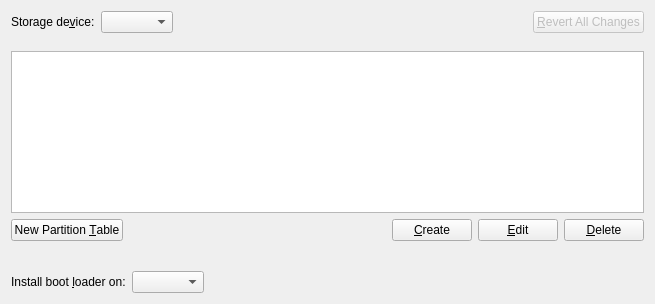
The window that src/modules/partition/gui/PartitionPage.ui (dagodax/calamares) describes before a commit, drawn with Qt 5.
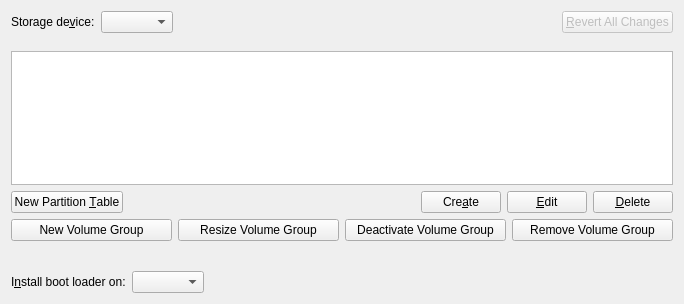
The same window after the commit. Custom widgets are drawn as their Qt base class.

Commit message: merge 3.2.2 LVM options added, if kpmcore git is used grubconf added luks boot partition options cmake alls altered

Patch:
```diff
--- a/src/modules/partition/gui/PartitionPage.ui
+++ b/src/modules/partition/gui/PartitionPage.ui
@@ -6,7 +6,7 @@
    <rect>
     <x>0</x>
     <y>0</y>
-    <width>655</width>
+    <width>684</width>
     <height>304</height>
    </rect>
   </property>
@@ -104,7 +104,7 @@
      <item>
       <widget class="QPushButton" name="createButton">
        <property name="text">
-        <string>&amp;Create</string>
+        <string>Cre&amp;ate</string>
        </property>
       </widget>
      </item>
@@ -124,6 +124,38 @@
      </item>
     </layout>
    </item>
+   <item>
+    <layout class="QHBoxLayout" name="horizontalLayout_4">
+     <item>
+      <widget class="QPushButton" name="newVolumeGroupButton">
+       <property name="text">
+        <string>New Volume Group</string>
+       </property>
+      </widget>
+     </item>
+     <item>
+      <widget class="QPushButton" name="resizeVolumeGroupButton">
+       <property name="text">
+        <string>Resize Volume Group</string>
+       </property>
+      </widget>
+     </item>
+     <item>
+      <widget class="QPushButton" name="deactivateVolumeGroupButton">
+       <property name="text">
+        <string>Deactivate Volume Group</string>
+       </property>
+      </widget>
+     </item>
+     <item>
+      <widget class="QPushButton" name="removeVolumeGroupButton">
+       <property name="text">
+        <string>Remove Volume Group</string>
+       </property>
+      </widget>
+     </item>
+    </layout>
+   </item>
    <item>
     <spacer name="verticalSpacer">
      <property name="orientation">
@@ -145,7 +177,7 @@
      <item>
       <widget class="QLabel" name="label_3">
        <property name="text">
-        <string>Install boot &amp;loader on:</string>
+        <string>I&amp;nstall boot loader on:</string>
        </property>
        <property name="buddy">
         <cstring>bootLoaderComboBox</cstring>
```
The commit also changes 128 other files.
